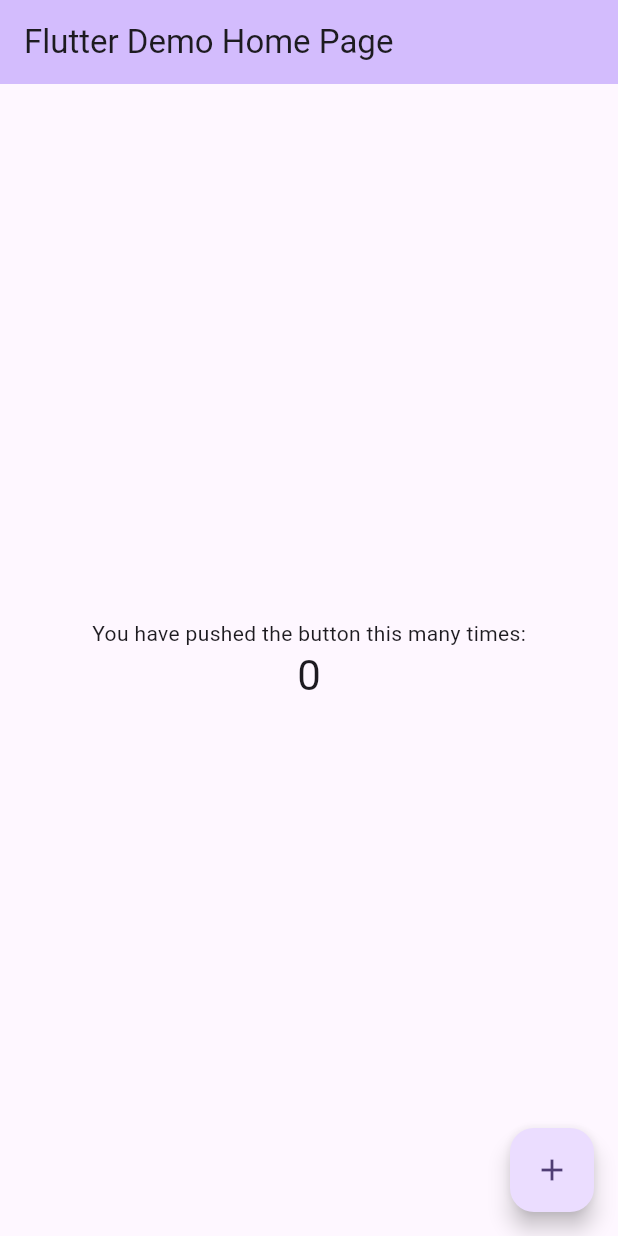
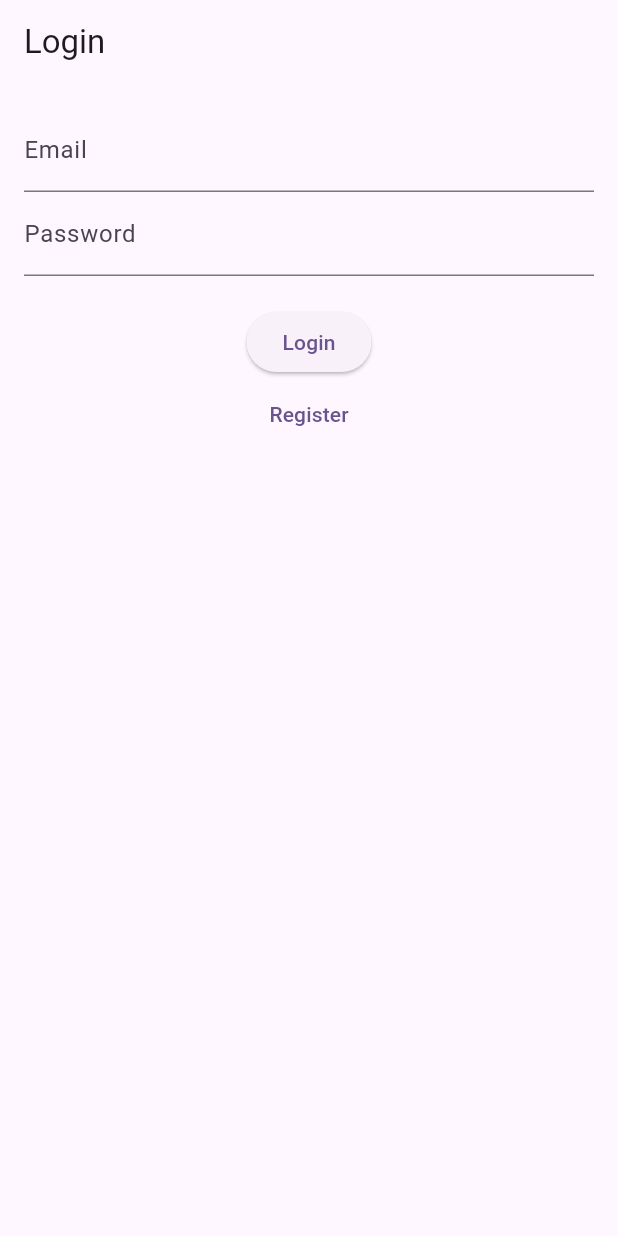
Before and after one commit to lohchanhin/fitness, a Flutter app: the screen it shows after launch, on a phone screen of 412 x 824 dp. Run offline on Flutter 3.47's test engine with Material 3 defaults, Android fonts, the phone set to English and light mode, and no system bars.

Commit message:
refactor: use routes for navigation

```diff
--- a/lib/main.dart
+++ b/lib/main.dart
@@ -1,4 +1,8 @@
 import 'package:flutter/material.dart';
+import 'screens/login_screen.dart';
+import 'screens/register_screen.dart';
+import 'screens/student/student_home.dart';
+import 'screens/trainer/trainer_home.dart';
 
 void main() {
   runApp(const MyApp());
@@ -7,116 +11,20 @@ void main() {
 class MyApp extends StatelessWidget {
   const MyApp({super.key});
 
-  // This widget is the root of your application.
   @override
   Widget build(BuildContext context) {
     return MaterialApp(
-      title: 'Flutter Demo',
+      title: 'Fitness Insight',
       theme: ThemeData(
-        // This is the theme of your application.
-        //
-        // TRY THIS: Try running your application with "flutter run". You'll see
-        // the application has a purple toolbar. Then, without quitting the app,
-        // try changing the seedColor in the colorScheme below to Colors.green
-        // and then invoke "hot reload" (save your changes or press the "hot
-        // reload" button in a Flutter-supported IDE, or press "r" if you used
-        // the command line to start the app).
-        //
-        // Notice that the counter didn't reset back to zero; the application
-        // state is not lost during the reload. To reset the state, use hot
-        // restart instead.
-        //
-        // This works for code too, not just values: Most code changes can be
-        // tested with just a hot reload.
         colorScheme: ColorScheme.fromSeed(seedColor: Colors.deepPurple),
       ),
-      home: const MyHomePage(title: 'Flutter Demo Home Page'),
+      initialRoute: '/login',
+      routes: {
+        '/login': (context) => const LoginScreen(),
+        '/register': (context) => const RegisterScreen(),
+        '/student': (context) => const StudentHomeScreen(),
+        '/trainer': (context) => const TrainerHomeScreen(),
+      },
     );
   }
 }
-
-class MyHomePage extends StatefulWidget {
-  const MyHomePage({super.key, required this.title});
-
-  // This widget is the home page of your application. It is stateful, meaning
-  // that it has a State object (defined below) that contains fields that affect
-  // how it looks.
-
-  // This class is the configuration for the state. It holds the values (in this
-  // case the title) provided by the parent (in this case the App widget) and
-  // used by the build method of the State. Fields in a Widget subclass are
-  // always marked "final".
-
-  final String title;
-
-  @override
-  State<MyHomePage> createState() => _MyHomePageState();
-}
-
-class _MyHomePageState extends State<MyHomePage> {
-  int _counter = 0;
-
-  void _incrementCounter() {
-    setState(() {
-      // This call to setState tells the Flutter framework that something has
-      // changed in this State, which causes it to rerun the build method below
-      // so that the display can reflect the updated values. If we changed
-      // _counter without calling setState(), then the build method would not be
-      // called again, and so nothing would appear to happen.
-      _counter++;
-    });
-  }
-
-  @override
-  Widget build(BuildContext context) {
-    // This method is rerun every time setState is called, for instance as done
-    // by the _incrementCounter method above.
-    //
-    // The Flutter framework has been optimized to make rerunning build methods
-    // fast, so that you can just rebuild anything that needs updating rather
-    // than having to individually change instances of widgets.
-    return Scaffold(
-      appBar: AppBar(
-        // TRY THIS: Try changing the color here to a specific color (to
-        // Colors.amber, perhaps?) and trigger a hot reload to see the AppBar
-        // change color while the other colors stay the same.
-        backgroundColor: Theme.of(context).colorScheme.inversePrimary,
-        // Here we take the value from the MyHomePage object that was created by
-        // the App.build method, and use it to set our appbar title.
-        title: Text(widget.title),
-      ),
-      body: Center(
-        // Center is a layout widget. It takes a single child and positions it
-        // in the middle of the parent.
-        child: Column(
-          // Column is also a layout widget. It takes a list of children and
-          // arranges them vertically. By default, it sizes itself to fit its
-          // children horizontally, and tries to be as tall as its parent.
-          //
-          // Column has various properties to control how it sizes itself and
-          // how it positions its children. Here we use mainAxisAlignment to
-          // center the children vertically; the main axis here is the vertical
-          // axis because Columns are vertical (the cross axis would be
-          // horizontal).
-          //
-          // TRY THIS: Invoke "debug painting" (choose the "Toggle Debug Paint"
-          // action in the IDE, or press "p" in the console), to see the
-          // wireframe for each widget.
-          mainAxisAlignment: MainAxisAlignment.center,
-          children: <Widget>[
-            const Text('You have pushed the button this many times:'),
-            Text(
-              '$_counter',
-              style: Theme.of(context).textTheme.headlineMedium,
-            ),
-          ],
-        ),
-      ),
-      floatingActionButton: FloatingActionButton(
-        onPressed: _incrementCounter,
-        tooltip: 'Increment',
-        child: const Icon(Icons.add),
-      ), // This trailing comma makes auto-formatting nicer for build methods.
-    );
-  }
-}
--- /dev/null
+++ b/lib/screens/login_screen.dart
@@ -0,0 +1,66 @@
+import 'package:flutter/material.dart';
+import '../services/auth_service.dart';
+
+class LoginScreen extends StatefulWidget {
+  const LoginScreen({super.key});
+
+  @override
+  State<LoginScreen> createState() => _LoginScreenState();
+}
+
+class _LoginScreenState extends State<LoginScreen> {
+  final _emailController = TextEditingController();
+  final _passwordController = TextEditingController();
+  final _authService = AuthService();
+  bool _loading = false;
+
+  Future<void> _signIn() async {
+    setState(() => _loading = true);
+    final role = await _authService.signIn(
+      _emailController.text,
+      _passwordController.text,
+    );
+    setState(() => _loading = false);
+    if (role == 'student') {
+      if (!mounted) return;
+      Navigator.pushReplacementNamed(context, '/student');
+    } else if (role == 'trainer') {
+      if (!mounted) return;
+      Navigator.pushReplacementNamed(context, '/trainer');
+    }
+  }
+
+  @override
+  Widget build(BuildContext context) {
+    return Scaffold(
+      appBar: AppBar(title: const Text('Login')),
+      body: Padding(
+        padding: const EdgeInsets.all(16),
+        child: Column(
+          children: [
+            TextField(
+              controller: _emailController,
+              decoration: const InputDecoration(labelText: 'Email'),
+            ),
+            TextField(
+              controller: _passwordController,
+              decoration: const InputDecoration(labelText: 'Password'),
+              obscureText: true,
+            ),
+            const SizedBox(height: 20),
+            ElevatedButton(
+              onPressed: _loading ? null : _signIn,
+              child: _loading ? const CircularProgressIndicator() : const Text('Login'),
+            ),
+            TextButton(
+              onPressed: () {
+                Navigator.pushNamed(context, '/register');
+              },
+              child: const Text('Register'),
+            ),
+          ],
+        ),
+      ),
+    );
+  }
+}
--- a/lib/services/auth_service.dart
+++ b/lib/services/auth_service.dart
@@ -1,6 +1,13 @@
 class AuthService {
-  Future<bool> signIn(String email, String password) async {
+  /// 模擬登入，依照 email 判斷角色並回傳 'student' 或 'trainer'。
+  Future<String?> signIn(String email, String password) async {
     // TODO: implement authentication logic
-    return true;
+    await Future.delayed(const Duration(milliseconds: 300));
+    if (email.contains('trainer')) {
+      return 'trainer';
+    } else if (email.contains('student')) {
+      return 'student';
+    }
+    return null;
   }
 }
```
Also changed, not shown: lib/screens/register_screen.dart (added, +15 -0 lines), lib/screens/student/student_home.dart (added, +13 -0 lines), lib/screens/trainer/trainer_home.dart (added, +13 -0 lines), 1 other file.
